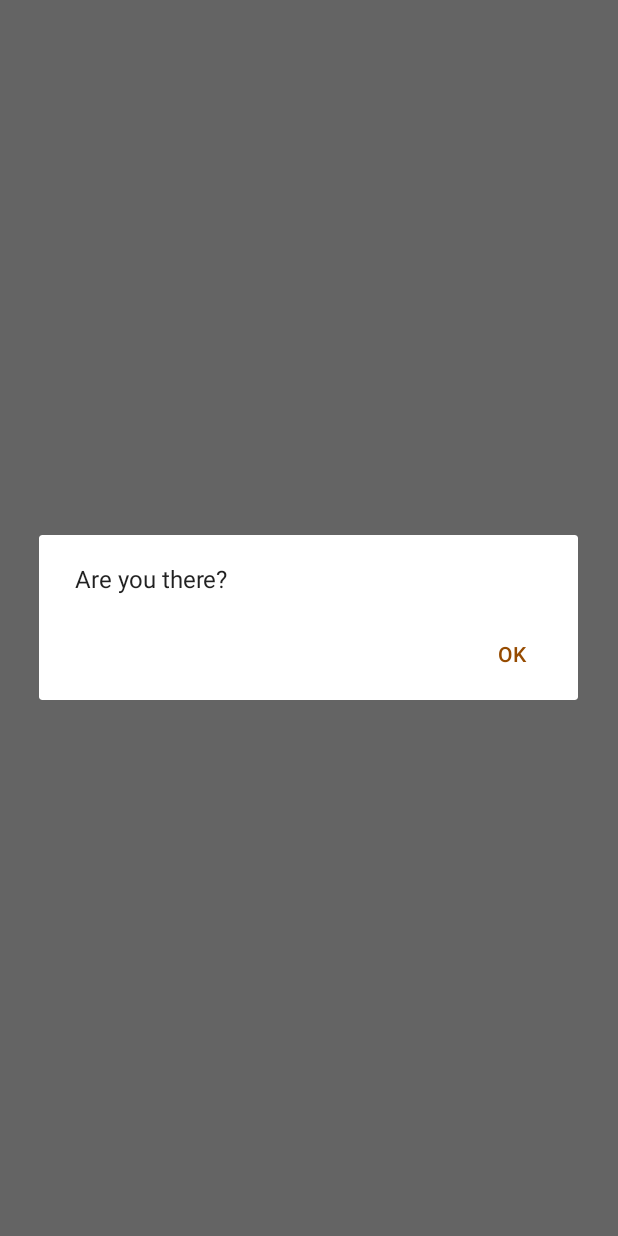
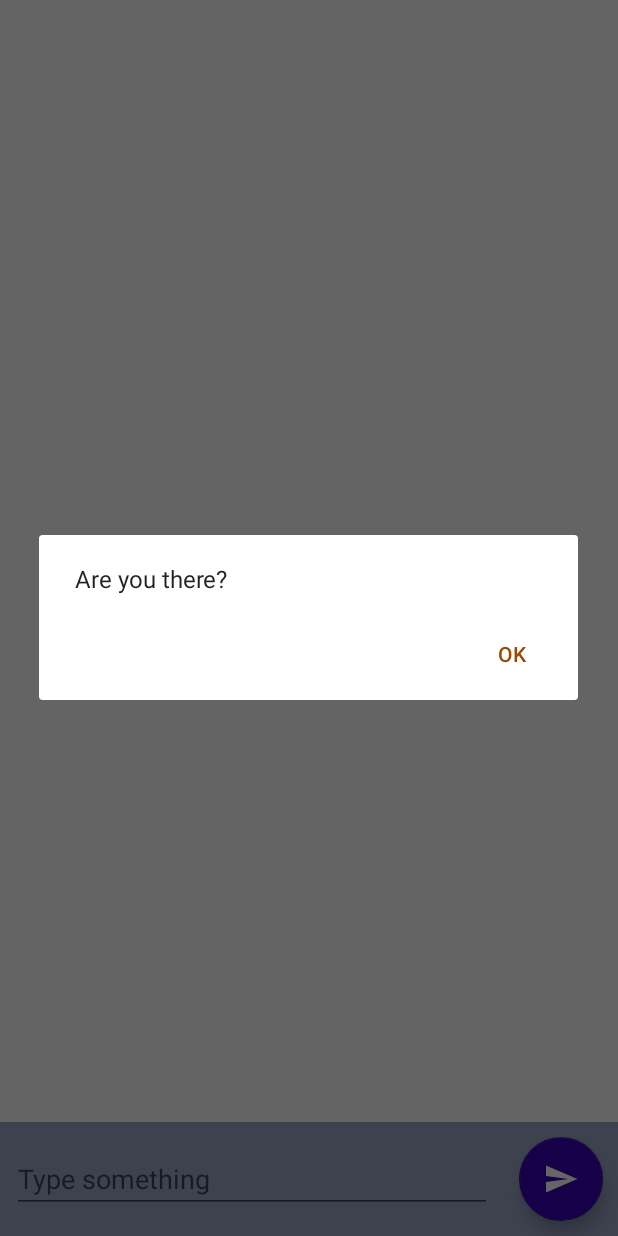
Before and after one commit to khaishien/MVVM-Messenger, an Android app: the screen it shows after launch (MainActivity), on a phone screen of 412 x 824 dp. Run offline under Robolectric (Android 15) with nearby library versions, the phone set to English and light mode, and no system bars; our stand-ins replace data binding; 7 statements that could not run were skipped.

Commit message:
- add message scenario

```diff
--- a/app/src/main/java/com/nexus/mvvmmessenger/ui/main/MessageAdapter.kt
+++ b/app/src/main/java/com/nexus/mvvmmessenger/ui/main/MessageAdapter.kt
@@ -1,5 +1,6 @@
 package com.nexus.mvvmmessenger.ui.main
 
+import android.util.Log
 import android.view.LayoutInflater
 import android.view.ViewGroup
 import androidx.databinding.DataBindingUtil
@@ -124,7 +125,7 @@ class MessageAdapter(
             }
             binding.layout.setOnLongClickListener {
                 onCallback.onLongClick(binding.viewModel!!.messageModel)
-                true
+                false
             }
 
         }
--- /dev/null
+++ b/app/src/main/res/drawable/ic_send_white.xml
@@ -0,0 +1,10 @@
+<!-- drawable/send.xml -->
+<vector xmlns:android="http://schemas.android.com/apk/res/android"
+    android:width="24dp"
+    android:height="24dp"
+    android:viewportWidth="24"
+    android:viewportHeight="24">
+    <path
+        android:fillColor="#fff"
+        android:pathData="M2,21L23,12L2,3V10L17,12L2,14V21Z" />
+</vector>
--- a/app/src/main/res/layout/fragment_main.xml
+++ b/app/src/main/res/layout/fragment_main.xml
@@ -2,14 +2,24 @@
 <layout xmlns:android="http://schemas.android.com/apk/res/android"
     xmlns:app="http://schemas.android.com/apk/res-auto">
 
-    <FrameLayout
+
+    <data>
+
+        <variable
+            name="isSending"
+            type="androidx.databinding.ObservableBoolean" />
+    </data>
+
+    <LinearLayout
         android:layout_width="match_parent"
-        android:layout_height="match_parent">
+        android:layout_height="match_parent"
+        android:orientation="vertical">
 
         <androidx.recyclerview.widget.RecyclerView
             android:id="@+id/message_list"
             android:layout_width="match_parent"
-            android:layout_height="match_parent"
+            android:layout_height="0dp"
+            android:layout_weight="1"
             android:clipToPadding="false"
             android:paddingStart="12dp"
             android:paddingTop="24dp"
@@ -17,5 +27,30 @@
             app:layoutManager="androidx.recyclerview.widget.LinearLayoutManager" />
 
 
-    </FrameLayout>
+        <LinearLayout
+            android:layout_width="match_parent"
+            android:layout_height="wrap_content"
+            android:background="@color/light_grey"
+            android:gravity="center_vertical">
+
+            <androidx.appcompat.widget.AppCompatEditText
+                android:id="@+id/et_new_message"
+                android:layout_width="0dp"
+                android:layout_height="wrap_content"
+                android:layout_marginHorizontal="8dp"
+                android:layout_weight="1"
+                android:enabled="@{!isSending}"
+                android:hint="@string/message_hint"
+                android:textColor="@color/black" />
+
+            <com.google.android.material.floatingactionbutton.FloatingActionButton
+                android:id="@+id/fab_sent"
+                android:layout_width="wrap_content"
+                android:layout_height="wrap_content"
+                android:layout_margin="10dp"
+                android:enabled="@{!isSending}"
+                android:src="@drawable/ic_send_white"
+                app:backgroundTint="@color/colorPrimaryDark" />
+        </LinearLayout>
+    </LinearLayout>
 </layout>
--- a/app/src/main/res/layout/list_item_incoming_message.xml
+++ b/app/src/main/res/layout/list_item_incoming_message.xml
@@ -22,6 +22,8 @@
             android:layout_height="wrap_content"
             android:layout_margin="10dp"
             android:background="@drawable/shape_bg_incoming_bubble"
+            android:clickable="true"
+            android:focusable="true"
             android:foreground="?android:selectableItemBackground"
             android:gravity="center_vertical"
             android:minHeight="60dp"
--- a/app/src/main/res/layout/list_item_outgoing_message.xml
+++ b/app/src/main/res/layout/list_item_outgoing_message.xml
@@ -13,8 +13,8 @@
         android:layout_width="match_parent"
         android:layout_height="wrap_content"
         android:gravity="end"
-        android:paddingLeft="20dp"
-        android:paddingStart="20dp">
+        android:paddingStart="20dp"
+        android:paddingLeft="20dp">
 
         <LinearLayout
             android:id="@+id/layout"
@@ -22,6 +22,8 @@
             android:layout_height="wrap_content"
             android:layout_margin="10dp"
             android:background="@drawable/shape_bg_outgoing_bubble"
+            android:clickable="true"
+            android:focusable="true"
             android:foreground="?android:selectableItemBackground"
             android:gravity="center_vertical"
             android:minHeight="60dp"
--- a/app/src/main/res/values/strings.xml
+++ b/app/src/main/res/values/strings.xml
@@ -2,5 +2,9 @@
     <string name="app_name">MVVM Messenger</string>
     <string name="title_error">Error!</string>
     <string name="title_ok">OK</string>
+    <string name="desc_dialog_delete">Confirm to delete the message?</string>
+    <string name="title_delete">Delete</string>
+    <string name="title_cancel">Cancel</string>
     <string name="timer_desc">Are you there?</string>
+    <string name="message_hint">Type something</string>
 </resources>
```
Also changed, not shown: app/src/main/java/com/nexus/mvvmmessenger/core/BaseFragment.kt (+12 -0 lines), app/src/main/java/com/nexus/mvvmmessenger/data/MessageRepository.kt (+30 -3 lines), app/src/main/java/com/nexus/mvvmmessenger/network/request/AddMessageRequest.kt (+3 -5 lines), app/src/main/java/com/nexus/mvvmmessenger/ui/main/MainFragment.kt (+55 -5 lines), app/src/main/java/com/nexus/mvvmmessenger/ui/main/MainViewModel.kt (+57 -3 lines).
